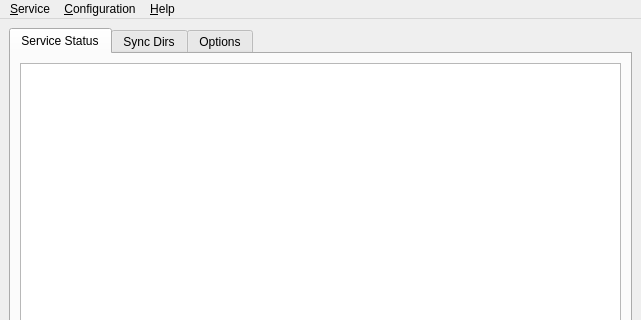
Old version of the form qt/wlayout.ui in the repository avsokol/yandish-code; both pictures show x 0 to 641 and y 0 to 320 of the 641 by 620 pixel window.
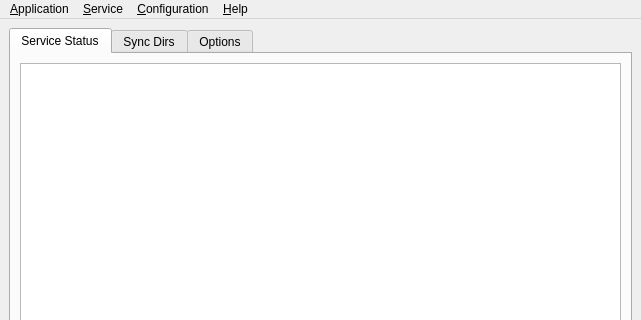
New version of the form. The open tabs and pages were chosen to show the change. Icons and pictures are not drawn.

Commit message:
- added wizard call from menu  - menu slightly modified  - added menu icon for wizard  - refactored some variable names
	new file:   ico/wizard.png
	modified:   qt/runWiz.py
	modified:   qt/window.py
	modified:   qt/wlayout.py
	modified:   qt/wlayout.ui
	modified:   yandish.py

```diff
--- a/qt/wlayout.ui
+++ b/qt/wlayout.ui
@@ -422,7 +422,7 @@
      <height>27</height>
     </rect>
    </property>
-   <widget class="QMenu" name="menuAction">
+   <widget class="QMenu" name="menuService">
     <property name="title">
      <string>&amp;Service</string>
     </property>
@@ -445,7 +445,17 @@
     </property>
     <addaction name="actionAbout"/>
    </widget>
-   <addaction name="menuAction"/>
+   <widget class="QMenu" name="menuApplication">
+    <property name="title">
+     <string>&amp;Application</string>
+    </property>
+    <addaction name="actionSetup_Wizard"/>
+    <addaction name="separator"/>
+    <addaction name="actionHide"/>
+    <addaction name="actionExit"/>
+   </widget>
+   <addaction name="menuApplication"/>
+   <addaction name="menuService"/>
    <addaction name="menuCfg"/>
    <addaction name="menuHelp"/>
   </widget>
```
Left out of the diff: 18 changed lines with no effect on the pictures. The commit also changes 10 other files.
